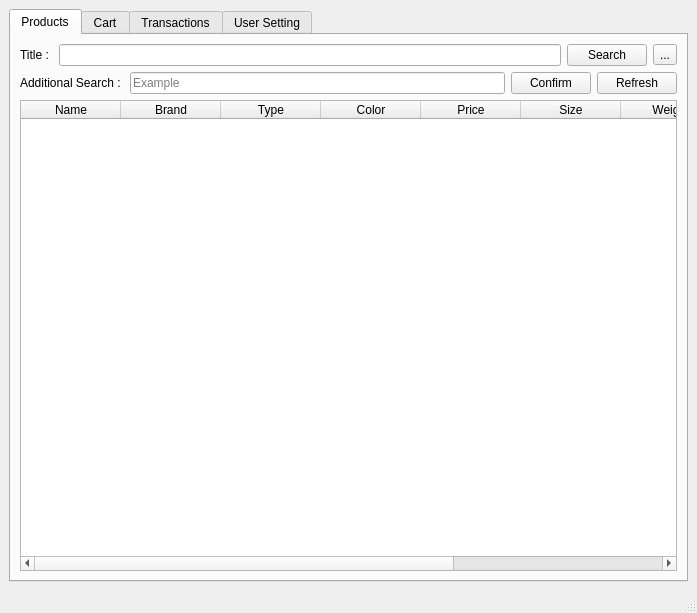
AP-projects-4001/Guys, file AP/client_ui.ui: the form before one commit.
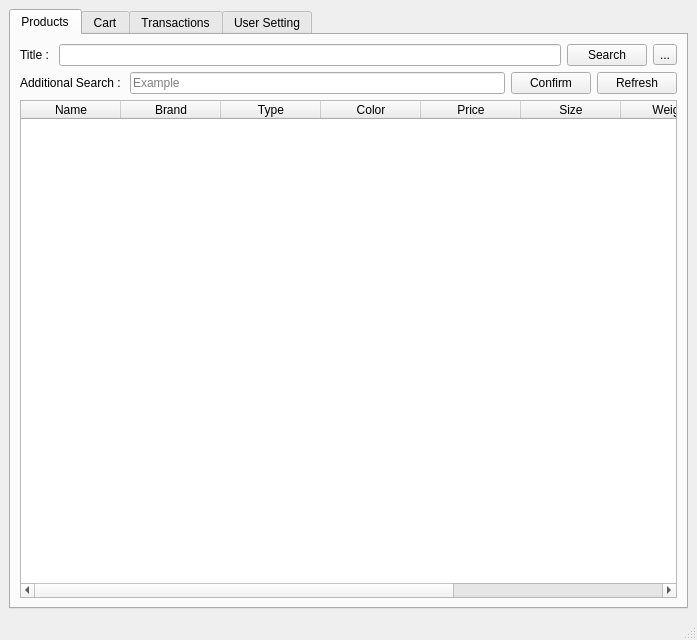
The form after the commit. The open tabs and pages were chosen to show the change.

Diff of the .ui file:
```diff
--- a/AP/client_ui.ui
+++ b/AP/client_ui.ui
@@ -7,7 +7,7 @@
     <x>0</x>
     <y>0</y>
     <width>697</width>
-    <height>613</height>
+    <height>640</height>
    </rect>
   </property>
   <property name="windowTitle">
```
Left out of the diff: 2 changed lines with no effect on the pictures.
